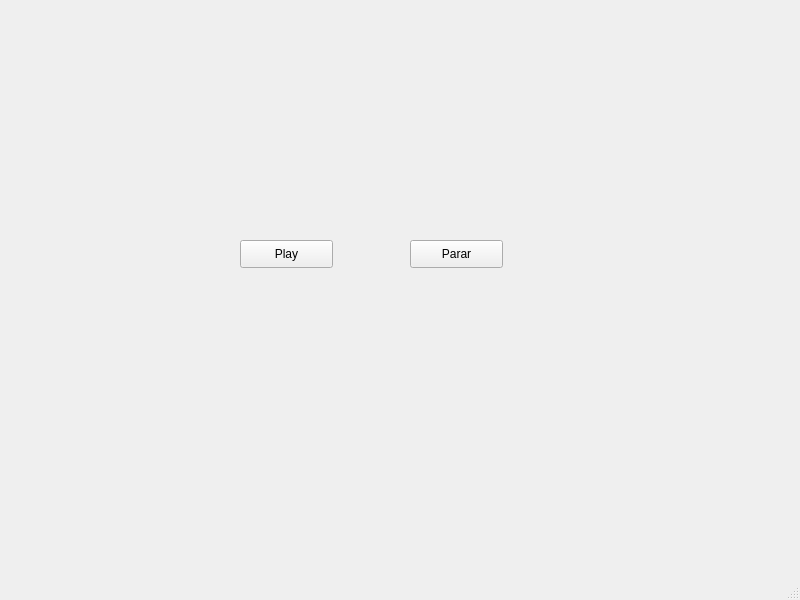
First picture: the form in reprodutormusical.ui, repository eridangs/QTdesigner, before the edit.
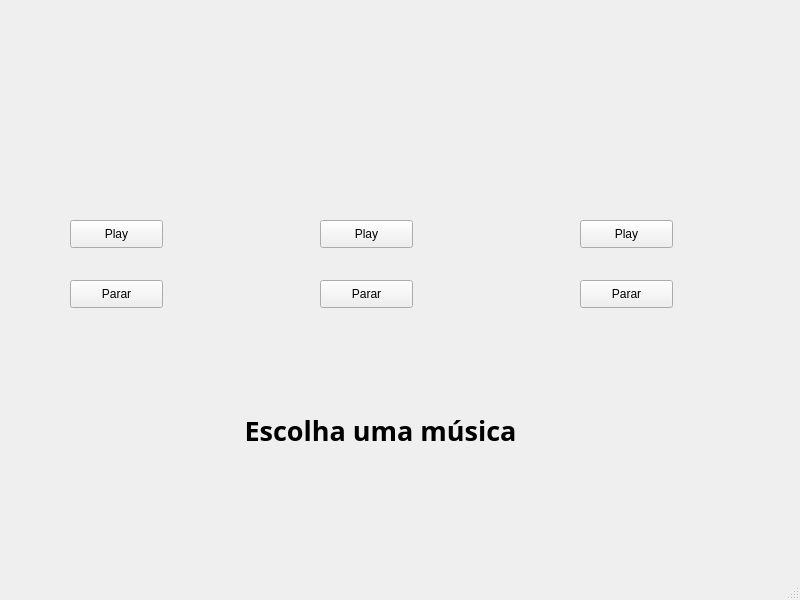
Second picture: the form after the edit. Icons and pictures are not drawn.

Patch:
```diff
--- a/reprodutormusical.ui
+++ b/reprodutormusical.ui
@@ -17,8 +17,8 @@
    <widget class="QPushButton" name="pushButton">
     <property name="geometry">
      <rect>
-      <x>240</x>
-      <y>240</y>
+      <x>70</x>
+      <y>220</y>
       <width>93</width>
       <height>28</height>
      </rect>
@@ -30,8 +30,8 @@
    <widget class="QPushButton" name="pushButton_2">
     <property name="geometry">
      <rect>
-      <x>410</x>
-      <y>240</y>
+      <x>70</x>
+      <y>280</y>
       <width>93</width>
       <height>28</height>
      </rect>
@@ -40,6 +40,142 @@
      <string>Parar</string>
     </property>
    </widget>
+   <widget class="QLabel" name="label_imagem_1">
+    <property name="geometry">
+     <rect>
+      <x>30</x>
+      <y>50</y>
+      <width>161</width>
+      <height>141</height>
+     </rect>
+    </property>
+    <property name="text">
+     <string/>
+    </property>
+    <property name="pixmap">
+     <pixmap>spotify-icon-free-png.webp</pixmap>
+    </property>
+    <property name="scaledContents">
+     <bool>true</bool>
+    </property>
+   </widget>
+   <widget class="QPushButton" name="pushButton_play_2">
+    <property name="geometry">
+     <rect>
+      <x>320</x>
+      <y>220</y>
+      <width>93</width>
+      <height>28</height>
+     </rect>
+    </property>
+    <property name="text">
+     <string>Play</string>
+    </property>
+   </widget>
+   <widget class="QPushButton" name="pushButton_stop_2">
+    <property name="geometry">
+     <rect>
+      <x>320</x>
+      <y>280</y>
+      <width>93</width>
+      <height>28</height>
+     </rect>
+    </property>
+    <property name="text">
+     <string>Parar</string>
+    </property>
+   </widget>
+   <widget class="QLabel" name="label_imagem_2">
+    <property name="geometry">
+     <rect>
+      <x>290</x>
+      <y>50</y>
+      <width>161</width>
+      <height>141</height>
+     </rect>
+    </property>
+    <property name="text">
+     <string/>
+    </property>
+    <property name="pixmap">
+     <pixmap>spotify-icon-free-png.webp</pixmap>
+    </property>
+    <property name="scaledContents">
+     <bool>true</bool>
+    </property>
+   </widget>
+   <widget class="QPushButton" name="pushButton_stop_3">
+    <property name="geometry">
+     <rect>
+      <x>580</x>
+      <y>280</y>
+      <width>93</width>
+      <height>28</height>
+     </rect>
+    </property>
+    <property name="text">
+     <string>Parar</string>
+    </property>
+   </widget>
+   <widget class="QPushButton" name="pushButton_play_3">
+    <property name="geometry">
+     <rect>
+      <x>580</x>
+      <y>220</y>
+      <width>93</width>
+      <height>28</height>
+     </rect>
+    </property>
+    <property name="text">
+     <string>Play</string>
+    </property>
+   </widget>
+   <widget class="QLabel" name="label_imagem_3">
+    <property name="geometry">
+     <rect>
+      <x>540</x>
+      <y>50</y>
+      <width>161</width>
+      <height>141</height>
+     </rect>
+    </property>
+    <property name="text">
+     <string/>
+    </property>
+    <property name="pixmap">
+     <pixmap>spotify-icon-free-png.webp</pixmap>
+    </property>
+    <property name="scaledContents">
+     <bool>true</bool>
+    </property>
+   </widget>
+   <widget class="QLabel" name="label">
+    <property name="geometry">
+     <rect>
+      <x>200</x>
+      <y>400</y>
+      <width>361</width>
+      <height>61</height>
+     </rect>
+    </property>
+    <property name="font">
+     <font>
+      <family>MS Gothic</family>
+      <pointsize>20</pointsize>
+      <weight>75</weight>
+      <bold>true</bold>
+     </font>
+    </property>
+    <property name="text">
+     <string>Escolha uma música</string>
+    </property>
+    <property name="alignment">
+     <set>Qt::AlignCenter</set>
+    </property>
+    <property name="margin">
+     <number>1</number>
+    </property>
+   </widget>
   </widget>
   <widget class="QMenuBar" name="menubar">
    <property name="geometry">
```
Left out of the diff: 4 changed lines with no effect on the pictures.
